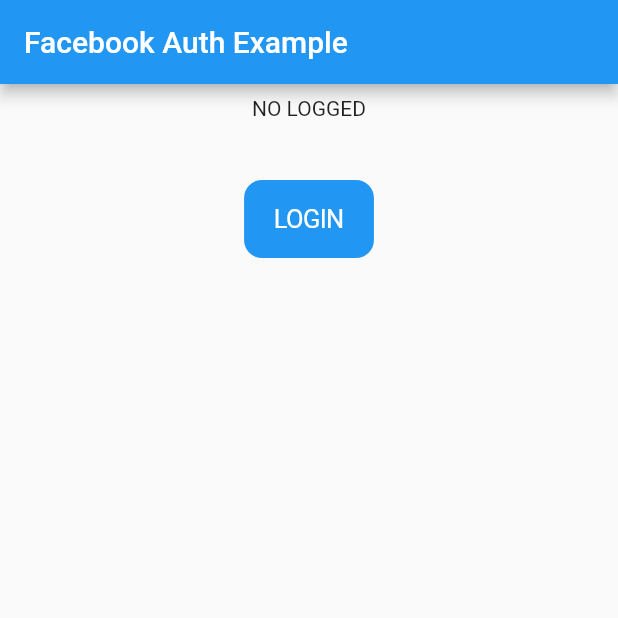
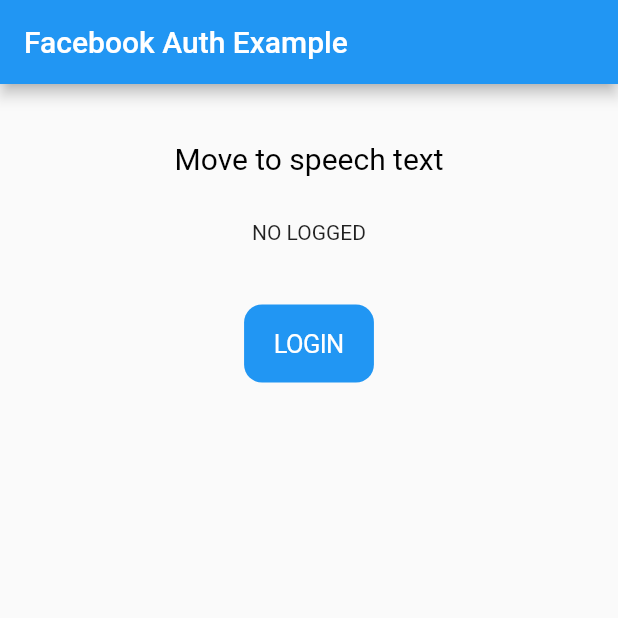
Before and after one commit to lathifrdp/project-testing, a Flutter app: the screen it shows after launch, on a phone screen of 412 x 824 dp, the top half of it. Run offline on Flutter 3.47's test engine with Material 2 defaults, Android fonts, the phone set to English and light mode, and no system bars; our stand-ins replace speech_to_text; missing offline and left inert: flutter_facebook_auth.

Commit message:
add speech to text

```diff
--- a/lib/main.dart
+++ b/lib/main.dart
@@ -4,6 +4,7 @@
 import 'package:flutter/cupertino.dart';
 import 'package:flutter/material.dart';
 import 'package:flutter_facebook_auth/flutter_facebook_auth.dart';
+import 'package:project_testing/speech_text_page.dart';
 
 void main() {
   runApp(const MyApp());
@@ -97,9 +98,16 @@
     setState(() {});
   }
 
+  final navigatorKey = GlobalKey<NavigatorState>();
+
   @override
   Widget build(BuildContext context) {
     return MaterialApp(
+      navigatorKey: navigatorKey,
+      routes: {
+        //'/': (context) => const MyApp(),
+        '/speech-text': (context) => const SpeechTextPage(),
+      },
       home: Scaffold(
         appBar: AppBar(
           title: const Text('Facebook Auth Example'),
@@ -113,7 +121,22 @@
                   padding: const EdgeInsets.all(8.0),
                   child: Column(
                     crossAxisAlignment: CrossAxisAlignment.center,
-                    children: <Widget>[
+                    children: [
+                      const SizedBox(
+                        height: 30,
+                      ),
+                      GestureDetector(
+                        onTap: () {
+                          navigatorKey.currentState?.pushNamed('/speech-text');
+                        },
+                        child: const Text(
+                          "Move to speech text",
+                          style: TextStyle(color: Colors.black, fontSize: 20),
+                        ),
+                      ),
+                      const SizedBox(
+                        height: 30,
+                      ),
                       Text(
                         _userData != null
                             ? prettyPrint(_userData!)
```
Also changed, not shown: lib/speech_text_page.dart (added, +101 -0 lines), pubspec.yaml (+1 -6 lines), pubspec.lock, 2 other files.
